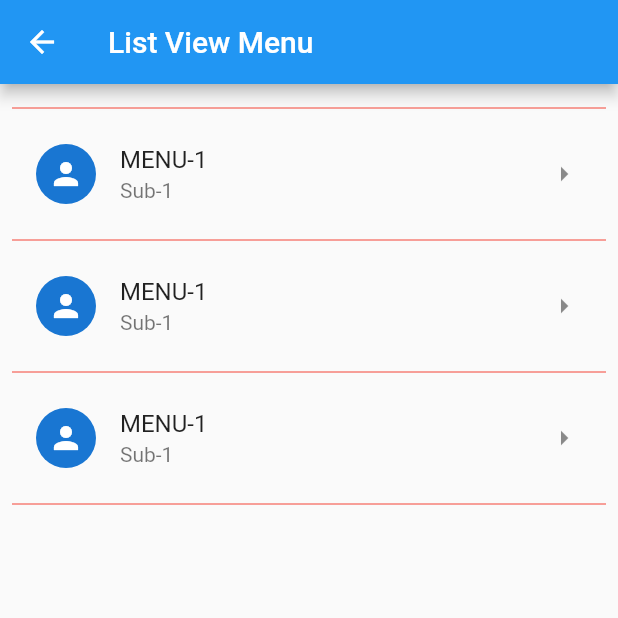
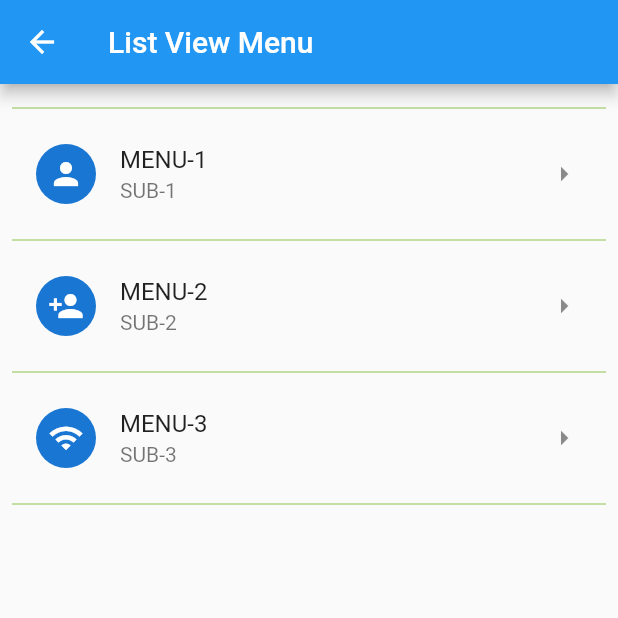
Before and after one commit to kawinnat09/flutter-dip2-2565-week14, a Flutter app: the ListViewMenu screen opened directly, after a tap on "MENU-1", on a phone screen of 412 x 824 dp, the top half of it. Run offline on Flutter 3.47's test engine with Material 2 defaults, Android fonts, the phone set to English and light mode, and no system bars.

Commit message:
first commit

```diff
--- a/lib/list_view_menu.dart
+++ b/lib/list_view_menu.dart
@@ -1,4 +1,17 @@
 import 'package:flutter/material.dart';
+
+class ListMenu{
+  final String? title;
+  final String? subtitle;
+  final IconData? icon;
+  const ListMenu({this.title,this.subtitle,this.icon});
+}
+
+List<ListMenu>menus=[
+  const ListMenu(title: 'MENU-1',subtitle: 'SUB-1',icon: Icons.person),
+  const ListMenu(title: 'MENU-2',subtitle: 'SUB-2',icon: Icons.person_add),
+  const ListMenu(title: 'MENU-3',subtitle: 'SUB-3',icon: Icons.wifi),
+];
 
 class ListViewMenu extends StatelessWidget {
   const ListViewMenu({Key? key}) : super(key: key);
@@ -14,18 +27,18 @@ class ListViewMenu extends StatelessWidget {
           padding: EdgeInsets.all(8.0),
           itemCount: 4,
           itemBuilder: (context, index) {
-            return Divider(color: Colors.red);
+            return Divider(color: Colors.lightGreen,);
           },
           separatorBuilder: (context, index) {
             return ListTile(
-              title: Text("MENU-1"),
-              subtitle: Text("Sub-1"),
+              title: Text('${menus[index].title}'),
+              subtitle: Text("${menus[index].subtitle}"),
               leading: CircleAvatar(
-                child: Icon(Icons.person),
+                child: Icon(menus[index].icon),
               ),
               trailing: Icon(Icons.arrow_right),
-              onTap: () {
-                debugPrint("MENU-1");
+              onTap: (){
+                debugPrint(menus[index].title);
               },
             );
           },
```
